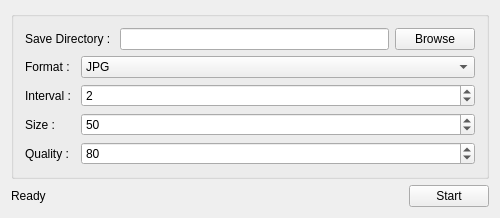
First picture: the form in mainwindow.ui, repository fffaraz/QtScreenCapture, before the edit.
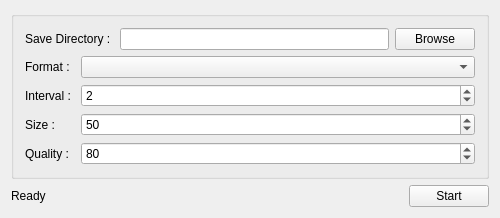
Second picture: the form after the edit.

Diff of the .ui file:
```diff
--- a/mainwindow.ui
+++ b/mainwindow.ui
@@ -58,21 +58,7 @@
           </widget>
          </item>
          <item row="0" column="1">
-          <widget class="QComboBox" name="cmbFormat">
-           <property name="currentText">
-            <string>JPG</string>
-           </property>
-           <item>
-            <property name="text">
-             <string>JPG</string>
-            </property>
-           </item>
-           <item>
-            <property name="text">
-             <string>PNG</string>
-            </property>
-           </item>
-          </widget>
+          <widget class="QComboBox" name="cmbFormat"/>
          </item>
          <item row="1" column="0">
           <widget class="QLabel" name="label_2">
```
Left out of the diff: 3 changed lines with no effect on the pictures.
